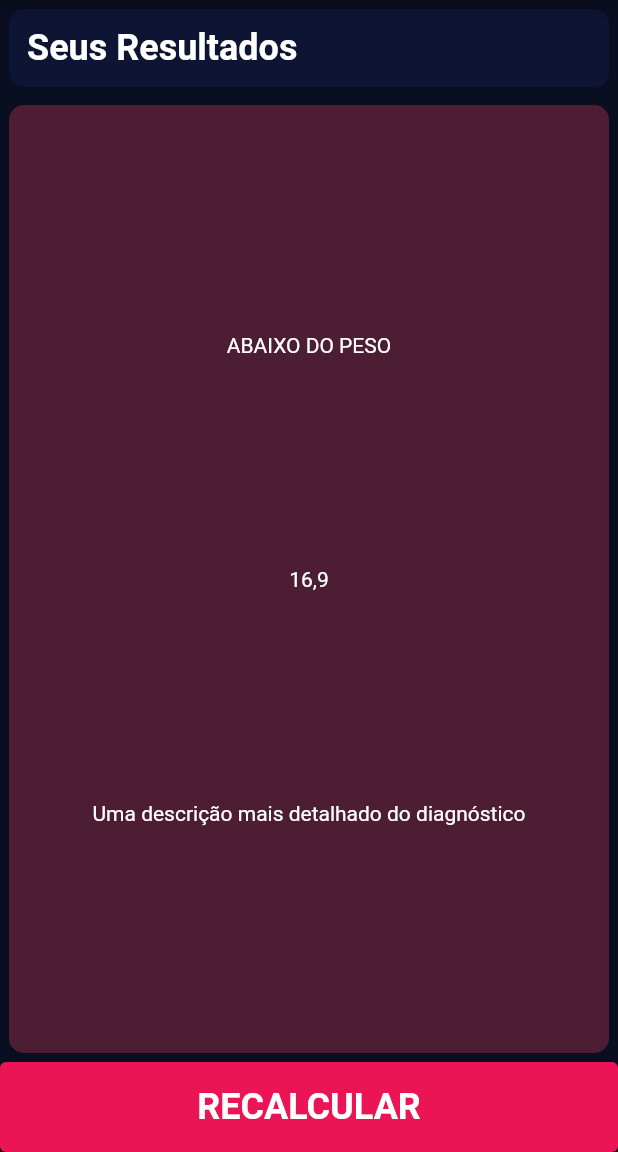
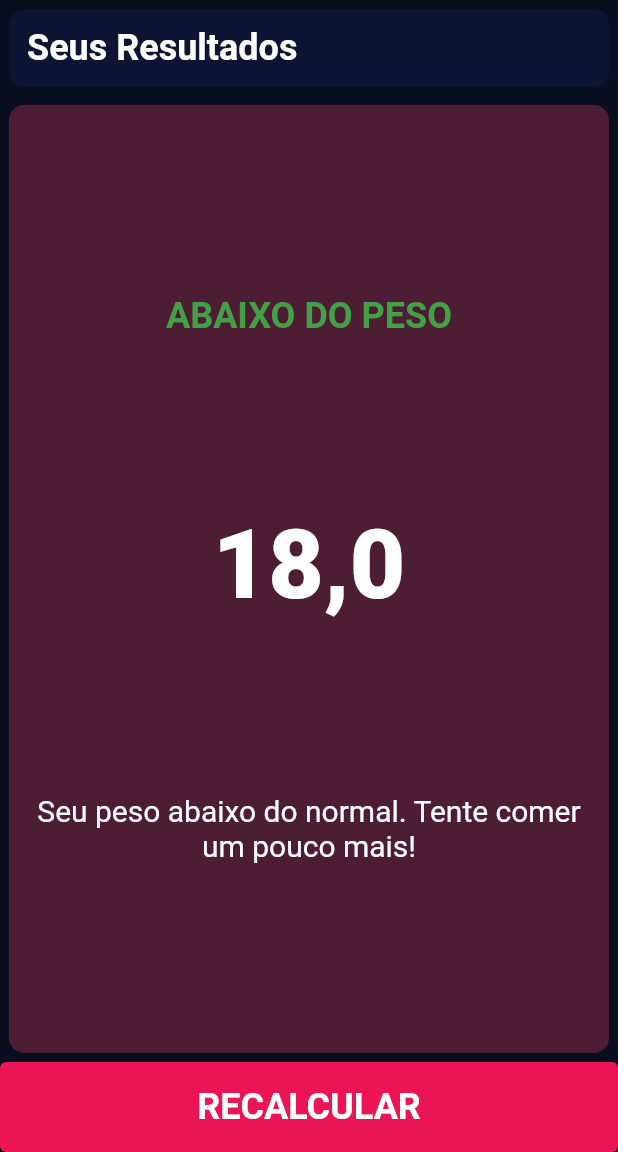
Before and after one commit to uespi-phb/prog4-20222, a Flutter app: the screen it shows after launch, after a tap on "CALCULAR", on a phone screen of 412 x 824 dp, the part 84-1236 px from its top. Run offline on Flutter 3.47's test engine with Material 2 defaults, Android fonts, the phone set to English and light mode, and no system bars; our stand-ins replace font_awesome_flutter.

Commit message:
Aula 2023-05-09

```diff
--- a/bmi/lib/bmi_app.dart
+++ b/bmi/lib/bmi_app.dart
@@ -2,11 +2,12 @@ import 'package:flutter/material.dart';
 
 import './pages/main_page.dart';
 import './pages/result_page.dart';
+import './models/bmi_data.dart';
 import './routes.dart';
 import './consts.dart';
 
-class BMIApp extends StatelessWidget {
-  const BMIApp({super.key});
+class BmiApp extends StatelessWidget {
+  const BmiApp({super.key});
 
   @override
   Widget build(BuildContext context) {
@@ -19,8 +20,11 @@ class BMIApp extends StatelessWidget {
       ),
       initialRoute: Routes.root,
       routes: {
-        Routes.root: (context) => const MainPage(),
-        Routes.result: (context) => const ResultPage(),
+        Routes.root: (_) => const MainPage(),
+        Routes.result: (context) {
+          final data = ModalRoute.of(context)!.settings.arguments as BmiData;
+          return ResultPage(bmiData: data);
+        },
       },
     );
   }
--- a/bmi/lib/consts.dart
+++ b/bmi/lib/consts.dart
@@ -40,3 +40,9 @@ const kBigTitleTextStyle = TextStyle(
   fontSize: 24.0,
   fontWeight: FontWeight.bold,
 );
+
+final kDiagnosticTextStyle = TextStyle(
+  color: Colors.green.shade600,
+  fontSize: 24.0,
+  fontWeight: FontWeight.bold,
+);
--- a/bmi/lib/main.dart
+++ b/bmi/lib/main.dart
@@ -3,5 +3,5 @@ import 'package:flutter/material.dart';
 import './bmi_app.dart';
 
 void main() {
-  runApp(const BMIApp());
+  runApp(const BmiApp());
 }
--- /dev/null
+++ b/bmi/lib/models/bmi_data.dart
@@ -0,0 +1,66 @@
+enum Genre {
+  male,
+  female,
+}
+
+class Diagnosis {
+  final String text;
+  final String comment;
+
+  Diagnosis(this.text, this.comment);
+}
+
+class BmiData {
+  final Genre genre;
+  final int height;
+  final int weight;
+  final int age;
+
+  BmiData({
+    required this.genre,
+    required this.height,
+    required this.weight,
+    required this.age,
+  });
+
+  double get bmi {
+    final height2 = height * height / 10000.0;
+    return weight / height2;
+  }
+
+  Diagnosis get diagnosis {
+    String text;
+    String comment;
+    double index = bmi;
+
+    if (index < 17.0) {
+      text = 'muito abaixo do peso';
+      comment = 'Seu peso está muito abaixo do normal. Tente comer mais!';
+    } else if (index < 18.49) {
+      text = 'abaixo do peso';
+      comment = 'Seu peso abaixo do normal. Tente comer um pouco mais!';
+    } else if (index < 24.99) {
+      text = 'peso normal';
+      comment = 'Parabéns! Seu peso está dentro da faixa de normalidade.';
+    } else if (index < 29.99) {
+      text = 'acima do peso';
+      comment =
+          'Seu peso está ligeiramente acima do normal. Tente comer menos!';
+    } else if (index < 34.99) {
+      text = 'obeso';
+      comment = 'Seu peso está muito acima do normal. Procure tratamento!';
+    } else if (index < 39.99) {
+      text = 'obesidade severa';
+      comment =
+          'Seu peso está muito acima do normal. Isto pode comprometer sua saúde!';
+    } else {
+      text = 'pé na cova';
+      comment = 'Faça seu testamento!';
+    }
+
+    return Diagnosis(
+      text,
+      comment,
+    );
+  }
+}
--- a/bmi/lib/pages/main_page.dart
+++ b/bmi/lib/pages/main_page.dart
@@ -3,7 +3,7 @@ import 'package:flutter/material.dart';
 import 'package:font_awesome_flutter/font_awesome_flutter.dart';
 
 import '../routes.dart';
-import '../types.dart';
+import '../models/bmi_data.dart';
 import '../widgets/ajustable_value_card.dart';
 import '../widgets/icon_text.dart';
 import '../widgets/rounded_card.dart';
@@ -31,7 +31,9 @@ class _MainPageState extends State<MainPage> {
       body: Column(
         crossAxisAlignment: CrossAxisAlignment.stretch,
         children: [
-          Row(
+          Expanded(
+            flex: 30,
+            child: Row(
               children: [
                 Expanded(
                   flex: 50,
@@ -77,9 +79,13 @@ class _MainPageState extends State<MainPage> {
                 ),
               ],
             ),
-          RoundedCard(
+          ),
+          Expanded(
+            flex: 35,
+            child: RoundedCard(
               color: kInactiveCardColor,
               child: Column(
+                mainAxisAlignment: MainAxisAlignment.spaceEvenly,
                 children: [
                   const Text(
                     'ALTURA',
@@ -128,7 +134,10 @@ class _MainPageState extends State<MainPage> {
                 ],
               ),
             ),
-          Row(
+          ),
+          Expanded(
+            flex: 35,
+            child: Row(
               children: [
                 Expanded(
                   child: AjustableValueCard(
@@ -150,10 +159,22 @@ class _MainPageState extends State<MainPage> {
                 ),
               ],
             ),
-          const SizedBox(height: 10.0),
-          TextButton(
+          ),
+          Padding(
+            padding: const EdgeInsets.only(top: 6.0),
+            child: TextButton(
               onPressed: () {
-              Navigator.of(context).pushNamed(Routes.result);
+                final data = BmiData(
+                  genre: _genre,
+                  height: _height,
+                  weight: _weight,
+                  age: _age,
+                );
+
+                Navigator.of(context).pushNamed(
+                  Routes.result,
+                  arguments: data,
+                );
               },
               style: TextButton.styleFrom(
                 foregroundColor: kButtonActiveColor,
@@ -168,6 +189,7 @@ class _MainPageState extends State<MainPage> {
                 ),
               ),
             ),
+          ),
         ],
       ),
     );
--- a/bmi/lib/pages/result_page.dart
+++ b/bmi/lib/pages/result_page.dart
@@ -1,10 +1,16 @@
 import 'package:flutter/material.dart';
 
 import '../consts.dart';
+import '../models/bmi_data.dart';
 import '../widgets/rounded_card.dart';
 
 class ResultPage extends StatelessWidget {
-  const ResultPage({super.key});
+  final BmiData bmiData;
+
+  const ResultPage({
+    super.key,
+    required this.bmiData,
+  });
 
   @override
   Widget build(BuildContext context) {
@@ -28,25 +34,35 @@ class ResultPage extends StatelessWidget {
               child: Column(
                 mainAxisAlignment: MainAxisAlignment.spaceEvenly,
                 crossAxisAlignment: CrossAxisAlignment.stretch,
-                children: const [
+                children: [
                   Text(
-                    'ABAIXO DO PESO',
+                    bmiData.diagnosis.text.toUpperCase(),
                     textAlign: TextAlign.center,
+                    style: kDiagnosticTextStyle,
                   ),
                   Text(
-                    '16,9',
+                    bmiData.bmi.toStringAsFixed(1).replaceAll('.', ','),
                     textAlign: TextAlign.center,
+                    style: kNumberTextStyle.copyWith(
+                      fontSize: 64.0,
+                    ),
                   ),
                   Text(
-                    'Uma descrição mais detalhado do diagnóstico',
+                    bmiData.diagnosis.comment,
                     textAlign: TextAlign.center,
+                    style: kTitleTextStyle.copyWith(
+                      color: Colors.white,
+                      fontSize: 20.0,
+                    ),
                   ),
                 ],
               ),
             ),
           ),
           TextButton(
-            onPressed: () {},
+            onPressed: () {
+              Navigator.of(context).pop();
+            },
             style: TextButton.styleFrom(
               foregroundColor: kButtonActiveColor,
               fixedSize: kButtonSize,
--- a/bmi/lib/routes.dart
+++ b/bmi/lib/routes.dart
@@ -1,4 +1,4 @@
 class Routes {
-  static String root = '/';
-  static String result = '/result';
+  static const String root = '/';
+  static const String result = '/result';
 }
--- a/bmi/lib/types.dart
+++ /dev/null
@@ -1,4 +0,0 @@
-enum Genre {
-  male,
-  female,
-}
--- a/bmi/lib/widgets/ajustable_value_card.dart
+++ b/bmi/lib/widgets/ajustable_value_card.dart
@@ -42,6 +42,7 @@ class _AjustableValueCardState extends State<AjustableValueCard> {
     return RoundedCard(
       color: kInactiveCardColor,
       child: Column(
+        mainAxisAlignment: MainAxisAlignment.spaceEvenly,
         children: [
           Text(
             widget.title,
--- a/bmi/lib/widgets/icon_text.dart
+++ b/bmi/lib/widgets/icon_text.dart
@@ -14,6 +14,7 @@ class IconText extends StatelessWidget {
   @override
   Widget build(BuildContext context) {
     return Column(
+      mainAxisAlignment: MainAxisAlignment.spaceEvenly,
       children: [
         Icon(
           icon,
```
Lines whose indentation alone changed are shown as unchanged.
